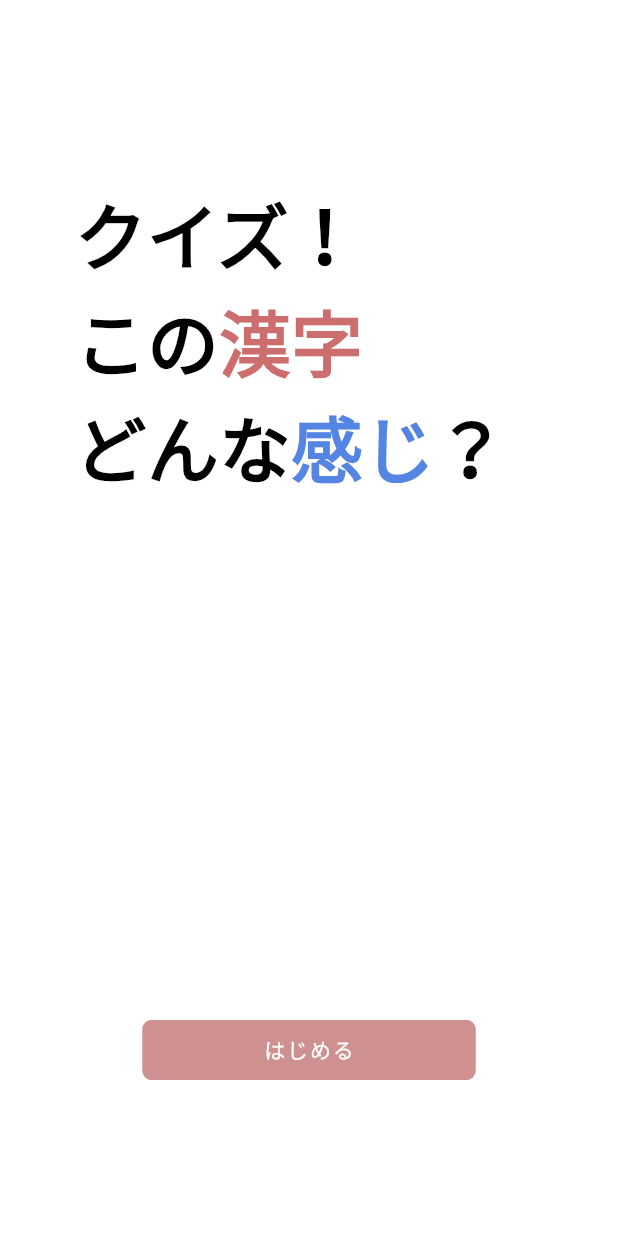
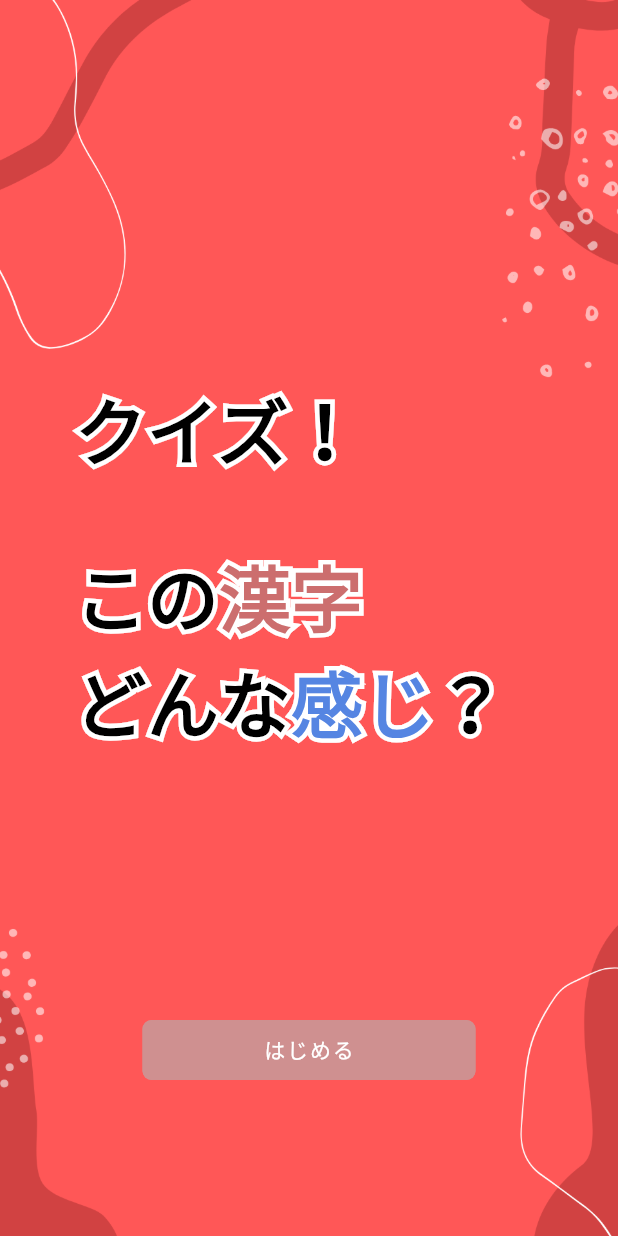
Before and after one commit to Tanesan/spajam2022, a Flutter app: the screen it shows after launch, on a phone screen of 412 x 824 dp. Run offline on Flutter 3.47's test engine with Material 2 defaults, Android fonts, the phone set to English and light mode, and no system bars; our stand-ins replace flutter_countdown_timer, google_fonts.

Commit message:
タイトルの変更

```diff
--- a/lib/ui/components/title_encode.dart
+++ b/lib/ui/components/title_encode.dart
@@ -9,7 +9,9 @@ class TitleComponent extends StatelessWidget {
         padding: EdgeInsets.fromLTRB(50, 0, 0, 0),
         child: Column(crossAxisAlignment: CrossAxisAlignment.start, children: <
             Widget>[
-          Stack(children: <Widget>[
+          Padding(
+            padding: const EdgeInsets.fromLTRB(0, 0, 0, 40),
+            child: Stack(children: <Widget>[
               Text('クイズ！',
                   style: Theme.of(context).textTheme.headline3?.copyWith(
                       foreground: Paint()
@@ -18,6 +20,7 @@ class TitleComponent extends StatelessWidget {
                         ..color = Colors.white)),
               Text('クイズ！', style: Theme.of(context).textTheme.headline3),
             ]),
+          ),
           Row(
             children: [
               Stack(children: <Widget>[
--- a/lib/ui/pages/top_page.dart
+++ b/lib/ui/pages/top_page.dart
@@ -13,16 +13,17 @@ class _TopPageState extends State<TopPage> {
   @override
   Widget build(BuildContext context) {
     return Stack(children: <Widget>[
-      // Image.asset(
-      //   "resources/background.png",
-      //   height: MediaQuery.of(context).size.height,
-      //   width: MediaQuery.of(context).size.width,
-      //   fit: BoxFit.cover,
-      // ),
+      Image.asset(
+        "assets/images/pink_backend.png",
+        height: MediaQuery.of(context).size.height,
+        width: MediaQuery.of(context).size.width,
+        fit: BoxFit.cover,
+      ),
       Scaffold(
+          backgroundColor: Colors.transparent,
           body: Center(
             child: Padding(
-          padding: const EdgeInsets.fromLTRB(0, 120, 0, 0),
+              padding: const EdgeInsets.fromLTRB(0, 250, 0, 0),
               child: Column(
                 mainAxisAlignment: MainAxisAlignment.spaceBetween,
                 children: [
```
Also changed, not shown: assets/images/pink_backend.png (added). Lines whose indentation alone changed are shown as unchanged.
